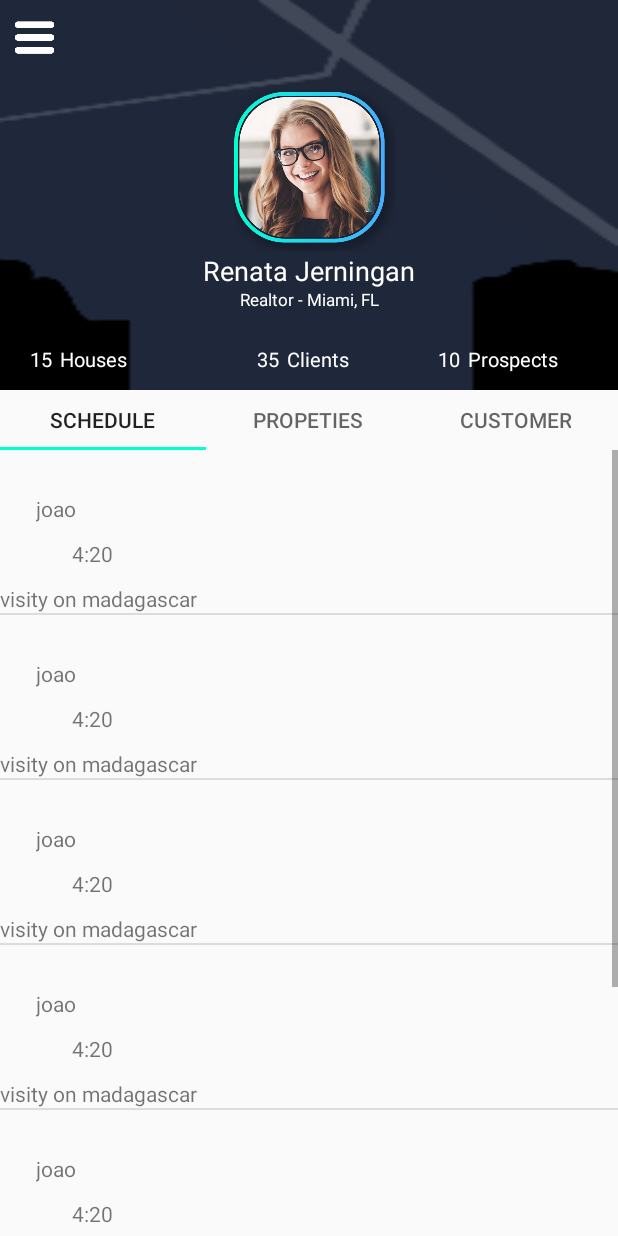
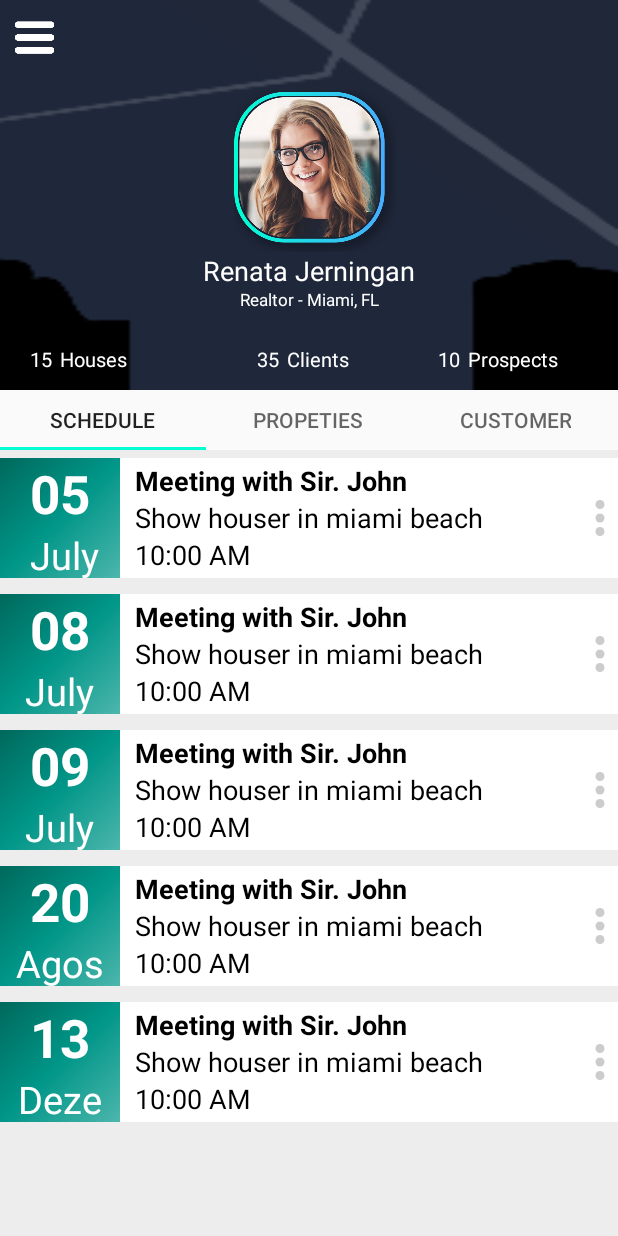
Before and after one commit to Tarf1233/MyApplication, an Android app: the ScheduleFragment screen opened directly, with no data from a screen before it, on a phone screen of 412 x 824 dp. Run offline under Robolectric (Android 15) with nearby library versions, the phone set to English and light mode, and no system bars.

Commit message:
list schedule

```diff
--- /dev/null
+++ b/app/src/main/java/com/whatever/myapplication/adapters/ScheduleAdapter.java
@@ -0,0 +1,47 @@
+package com.whatever.myapplication.adapters;
+
+import android.content.Context;
+import android.support.annotation.NonNull;
+import android.support.v7.widget.RecyclerView;
+import android.view.LayoutInflater;
+import android.view.View;
+import android.view.ViewGroup;
+
+import com.whatever.myapplication.R;
+import com.whatever.myapplication.domain.Schedule;
+import com.whatever.myapplication.holders.ScheduleHolder;
+
+import java.util.List;
+
+public class ScheduleAdapter extends RecyclerView.Adapter<ScheduleHolder> {
+    private List<Schedule> scheduleList;
+    private Context context;
+    private ScheduleSetOnClickListener scheduleSetOnClickListener;
+
+    public ScheduleAdapter(List<Schedule> scheduleList, Context context, ScheduleSetOnClickListener scheduleSetOnClickListener){
+        this.context = context;
+        this.scheduleList = scheduleList;
+        this.scheduleSetOnClickListener = scheduleSetOnClickListener;
+    }
+
+    public interface ScheduleSetOnClickListener{
+        void ScheduleSetOnClickListener(Schedule schedule);
+    }
+    @NonNull
+    @Override
+    public ScheduleHolder onCreateViewHolder(@NonNull ViewGroup parent, int viewType) {
+        LayoutInflater layoutInflater = (LayoutInflater) context.getSystemService(Context.LAYOUT_INFLATER_SERVICE);
+        View view = layoutInflater.inflate(R.layout.item_schedule, parent, false);
+        return new ScheduleHolder(view, context);
+    }
+
+    @Override
+    public void onBindViewHolder(@NonNull ScheduleHolder holder, int position) {
+        holder.bind(scheduleList.get(position), scheduleSetOnClickListener);
+    }
+
+    @Override
+    public int getItemCount() {
+        return scheduleList.size();
+    }
+}
--- /dev/null
+++ b/app/src/main/java/com/whatever/myapplication/domain/Schedule.java
@@ -0,0 +1,39 @@
+package com.whatever.myapplication.domain;
+
+public class Schedule {
+    private String dia;
+    private String mes;
+    private String description;
+    private String subdescription;
+    private String hora;
+
+
+    public Schedule(String dia, String mes, String description, String subdescription, String hora){
+        this.dia = dia;
+        this.mes = mes;
+        this.description = description;
+        this.subdescription = subdescription;
+        this.hora = hora;
+    }
+
+    public String getDia() {
+        return dia;
+    }
+
+    public String getMes() {
+        return mes;
+    }
+
+    public String getDescription() {
+        return description;
+    }
+
+    public String getSubdescription() {
+        return subdescription;
+    }
+
+    public String getHora() {
+        return hora;
+    }
+
+}
--- a/app/src/main/java/com/whatever/myapplication/fragments/ScheduleFragment.java
+++ b/app/src/main/java/com/whatever/myapplication/fragments/ScheduleFragment.java
@@ -4,73 +4,62 @@ package com.whatever.myapplication.fragments;
 import android.content.Context;
 import android.os.Bundle;
 import android.support.v4.app.Fragment;
+import android.support.v7.widget.LinearLayoutManager;
+import android.support.v7.widget.RecyclerView;
 import android.view.LayoutInflater;
 import android.view.View;
 import android.view.ViewGroup;
 import android.widget.ArrayAdapter;
 import android.widget.BaseAdapter;
+import android.widget.LinearLayout;
 import android.widget.ListView;
 import android.widget.TextView;
+import android.widget.Toast;
 
 import com.whatever.myapplication.Listadapter;
 import com.whatever.myapplication.Listobj;
 import com.whatever.myapplication.R;
+import com.whatever.myapplication.adapters.ScheduleAdapter;
+import com.whatever.myapplication.domain.Schedule;
 
 import java.util.ArrayList;
 
 public class ScheduleFragment extends Fragment {
+    private ArrayList<Schedule> scheduleArrayList;
+    private RecyclerView recyclerView;
+    private ScheduleAdapter scheduleAdapter;
 
+    @Override
+    public View onCreateView(LayoutInflater inflater, ViewGroup container, Bundle savedInstanceState) {
 
-        public ScheduleFragment() {
+        View view = inflater.inflate(R.layout.fragment_schedule, container, false);
 
-        }
+        recyclerView = view.findViewById(R.id.list_schedule);
+        LinearLayoutManager linearLayoutManager = new LinearLayoutManager(getContext(), LinearLayoutManager.VERTICAL, false);
 
+        Schedule schedule = new Schedule("05"," July","Meeting with Sir. John","Show houser in miami beach", "10:00 AM");
+        Schedule schedule2 = new Schedule("08", "July","Meeting with Sir. John","Show houser in miami beach", "10:00 AM");
+        Schedule schedule3 = new Schedule("09","July","Meeting with Sir. John","Show houser in miami beach", "10:00 AM");
+        Schedule schedule4 = new Schedule("20","Agos","Meeting with Sir. John","Show houser in miami beach", "10:00 AM");
+        Schedule schedule5 = new Schedule("13","Deze","Meeting with Sir. John","Show houser in miami beach", "10:00 AM");
 
-        @Override
+        scheduleArrayList = new ArrayList<>();
+        scheduleArrayList.add(schedule);
+        scheduleArrayList.add(schedule2);
+        scheduleArrayList.add(schedule3);
+        scheduleArrayList.add(schedule4);
+        scheduleArrayList.add(schedule5);
 
-        public View onCreateView(LayoutInflater inflater, ViewGroup container,
-                                 Bundle savedInstanceState) {
+        scheduleAdapter = new ScheduleAdapter(scheduleArrayList, getContext(), new ScheduleAdapter.ScheduleSetOnClickListener() {
+            @Override
+            public void ScheduleSetOnClickListener(Schedule schedule) {
+                Toast.makeText(getContext(),"Clicou,", Toast.LENGTH_SHORT).show();
+            }
+        });
 
-                View view = inflater.inflate(R.layout.fragment_schedule, container, false);
+        recyclerView.setAdapter(scheduleAdapter);
+        recyclerView.setLayoutManager(linearLayoutManager);
 
-                ListView lista = (ListView) view.findViewById(R.id.listt);
-
-                Context context = inflater.getContext();
-
-                ArrayAdapter adapter = new Listadapter(getActivity(), addList());
-                lista.setAdapter(adapter);
-
-                return view;
-        }
-
-        public ArrayList<Listobj> addList(){
-                ArrayList<Listobj>  oficinass = new ArrayList<Listobj>();
-
-                Listobj e = new Listobj("01", "joao", "visity on madagascar", "4:20", "5 july");
-                oficinass.add(e);
-
-                e = new Listobj("01", "joao", "visity on madagascar", "4:20", "5 july");
-                oficinass.add(e);
-
-
-                e = new Listobj("01", "joao", "visity on madagascar", "4:20", "5 july");
-                oficinass.add(e);
-
-                e = new Listobj("01", "joao", "visity on madagascar", "4:20", "5 july");
-                oficinass.add(e);
-
-                e = new Listobj("01", "joao", "visity on madagascar", "4:20", "5 july");
-                oficinass.add(e);
-
-                e = new Listobj("01", "joao", "visity on madagascar", "4:20", "5 july");
-                oficinass.add(e);
-
-                e = new Listobj("01", "joao", "visity on madagascar", "4:20", "5 july");
-                oficinass.add(e);
-
-                return oficinass;
-
-        }
-
-
+        return view;
+    }
 }
--- /dev/null
+++ b/app/src/main/java/com/whatever/myapplication/holders/ScheduleHolder.java
@@ -0,0 +1,49 @@
+package com.whatever.myapplication.holders;
+
+import android.content.Context;
+import android.support.v7.widget.RecyclerView;
+import android.support.v7.widget.RecyclerView.ViewHolder;
+import android.view.View;
+import android.widget.ImageView;
+import android.widget.TextView;
+
+import com.whatever.myapplication.R;
+import com.whatever.myapplication.adapters.ScheduleAdapter;
+import com.whatever.myapplication.domain.Schedule;
+
+public class ScheduleHolder extends RecyclerView.ViewHolder{
+    private Context context;
+    private TextView textViewDia;
+    private TextView textViewMes;
+    private TextView textViewDescription;
+    private TextView textViewSubdescription;
+    private TextView textViewHora;
+
+
+    public ScheduleHolder(View itemView, Context context) {
+        super(itemView);
+
+        this.context = context;
+        textViewDia = itemView.findViewById(R.id.dia_schedule);
+        textViewMes = itemView.findViewById(R.id.mes_schedule);
+        textViewDescription = itemView.findViewById(R.id.description_schedule);
+        textViewSubdescription = itemView.findViewById(R.id.sub_description_schedule);
+        textViewHora = itemView.findViewById(R.id.hora_schedule);
+
+    }
+    public void bind(final Schedule schedule, final ScheduleAdapter.ScheduleSetOnClickListener scheduleSetOnClickListener){
+
+        textViewDia.setText(schedule.getDia());
+        textViewMes.setText(schedule.getMes());
+        textViewDescription.setText(schedule.getDescription());
+        textViewSubdescription.setText(schedule.getSubdescription());
+        textViewHora.setText(schedule.getHora());
+
+        itemView.setOnClickListener(new View.OnClickListener() {
+            @Override
+            public void onClick(View view) {
+                scheduleSetOnClickListener.ScheduleSetOnClickListener(schedule);
+            }
+        });
+    }
+}
--- /dev/null
+++ b/app/src/main/res/drawable/bg_data.xml
@@ -0,0 +1,9 @@
+<shape xmlns:android="http://schemas.android.com/apk/res/android"
+    android:shape="rectangle">
+    <gradient
+        android:angle="135"
+        android:centerColor="#009688"
+        android:endColor="#00695C"
+        android:startColor="#4DB6AC"
+        android:type="linear" />
+</shape>
--- /dev/null
+++ b/app/src/main/res/drawable/ic_menu.xml
@@ -0,0 +1,6 @@
+<vector android:height="24dp" android:viewportHeight="512"
+    android:viewportWidth="512" android:width="24dp" xmlns:android="http://schemas.android.com/apk/res/android">
+    <path android:fillColor="#CCC" android:pathData="M256,256m-64,0a64,64 0,1 1,128 0a64,64 0,1 1,-128 0"/>
+    <path android:fillColor="#CCC" android:pathData="M256,448m-64,0a64,64 0,1 1,128 0a64,64 0,1 1,-128 0"/>
+    <path android:fillColor="#CCC" android:pathData="M256,64m-64,0a64,64 0,1 1,128 0a64,64 0,1 1,-128 0"/>
+</vector>
--- /dev/null
+++ b/app/src/main/res/drawable/item_clicked.xml
@@ -0,0 +1,10 @@
+<?xml version="1.0" encoding="utf-8"?>
+<selector xmlns:android="http://schemas.android.com/apk/res/android">
+    <item
+        android:drawable="@color/colorBgItem"
+        android:state_pressed="true"
+        />
+    <item
+        android:drawable="@color/colorText"
+        />
+</selector>
--- a/app/src/main/res/layout/activity_login.xml
+++ b/app/src/main/res/layout/activity_login.xml
@@ -92,7 +92,6 @@
                 android:background="@drawable/bg_button"
                 android:textColor="@color/colorText"
 
-
                 />
 
         </LinearLayout>
--- a/app/src/main/res/layout/fragment_schedule.xml
+++ b/app/src/main/res/layout/fragment_schedule.xml
@@ -4,16 +4,12 @@
     android:id="@+id/idk"
     android:layout_width="match_parent"
     android:layout_height="match_parent"
-    tools:context=".schedule">
+    android:background="@color/colorBgItem"
+    tools:context="com.whatever.myapplication.fragments.ScheduleFragment">
 
-    <!-- TODO: Update blank fragment layout -->
 
-    @+id/listt
-    @+id/Context context =
-    getContext();
-
-    <ListView
-        android:id="@+id/listt"
+    <android.support.v7.widget.RecyclerView
+        android:id="@+id/list_schedule"
         android:layout_width="match_parent"
         android:layout_height="match_parent" />
 </LinearLayout>
--- /dev/null
+++ b/app/src/main/res/layout/item_schedule.xml
@@ -0,0 +1,77 @@
+<?xml version="1.0" encoding="utf-8"?>
+<LinearLayout
+    xmlns:android="http://schemas.android.com/apk/res/android"
+    android:layout_width="match_parent"
+    android:layout_height="wrap_content"
+    android:orientation="horizontal"
+    android:background="@drawable/item_clicked"
+    android:layout_marginTop="5dp"
+    android:layout_marginBottom="5dp"
+    >
+    <LinearLayout
+        android:layout_width="80dp"
+        android:layout_height="80dp"
+        android:background="@drawable/bg_data"
+        android:orientation="vertical"
+        android:layout_gravity="center_vertical"
+        android:gravity="center_vertical"
+        >
+        <TextView
+            android:id="@+id/dia_schedule"
+            android:layout_width="wrap_content"
+            android:layout_height="wrap_content"
+            android:textSize="35sp"
+            android:textColor="@color/colorText"
+            android:textStyle="bold"
+            android:layout_gravity="center"
+            />
+        <TextView
+            android:id="@+id/mes_schedule"
+            android:layout_width="wrap_content"
+            android:layout_height="wrap_content"
+            android:textSize="25sp"
+            android:textColor="@color/colorText"
+            android:layout_gravity="center"
+            />
+    </LinearLayout>
+    <LinearLayout
+        android:orientation="vertical"
+        android:layout_width="0dp"
+        android:layout_weight="1"
+        android:layout_height="wrap_content"
+        android:layout_gravity="center"
+        android:layout_marginLeft="10dp"
+        >
+        <TextView
+            android:id="@+id/description_schedule"
+            android:layout_width="wrap_content"
+            android:layout_height="wrap_content"
+            android:textSize="18sp"
+            android:textStyle="bold"
+            android:textColor="@color/colorTextBlack"
+            />
+        <TextView
+            android:id="@+id/sub_description_schedule"
+            android:layout_width="wrap_content"
+            android:layout_height="wrap_content"
+            android:textSize="18sp"
+            android:textColor="@color/colorTextBlack"
+            />
+        <TextView
+            android:id="@+id/hora_schedule"
+            android:layout_width="wrap_content"
+            android:layout_height="wrap_content"
+            android:textSize="18sp"
+            android:textColor="@color/colorTextBlack"
+            />
+    </LinearLayout>
+
+    <ImageView
+        android:id="@+id/icon_menu_schedule"
+        android:layout_width="wrap_content"
+        android:layout_height="wrap_content"
+        android:src="@drawable/ic_menu"
+        android:layout_gravity="right|center_vertical"
+        android:ellipsize="end"
+        />
+</LinearLayout>
--- a/app/src/main/res/layout/nav_header_main.xml
+++ b/app/src/main/res/layout/nav_header_main.xml
@@ -18,7 +18,7 @@
         android:layout_height="wrap_content"
         android:contentDescription="@string/nav_header_desc"
         android:paddingTop="@dimen/nav_header_vertical_spacing"
-        app:srcCompat="@mipmap/ic_launcher_round" />
+        app:srcCompat="@mipmap/profile" />
 
     <TextView
         android:layout_width="match_parent"
--- a/app/src/main/res/values/colors.xml
+++ b/app/src/main/res/values/colors.xml
@@ -5,4 +5,6 @@
     <color name="colorAccent">#00FFD3</color>
     <color name="colorPressed">#00BA9A</color>
     <color name="colorText">#fff</color>
+    <color name="colorTextBlack">#000</color>
+    <color name="colorBgItem">#EDEDED</color>
 </resources>
--- a/app/src/main/res/values/strings.xml
+++ b/app/src/main/res/values/strings.xml
@@ -33,7 +33,7 @@
     <string name="navigation_drawer_open">Open navigation drawer</string>
     <string name="navigation_drawer_close">Close navigation drawer</string>
     <string name="nav_header_title">Android Studio</string>
-    <string name="nav_header_subtitle">android.studio@android.com</string>
-    <string name="nav_header_desc">Navigation header</string>
+    <string name="nav_header_subtitle">Realtor - Miami, FL</string>
+    <string name="nav_header_desc">Renata Jerningan</string>
     <string name="action_settings">Settings</string>
 </resources>
```
